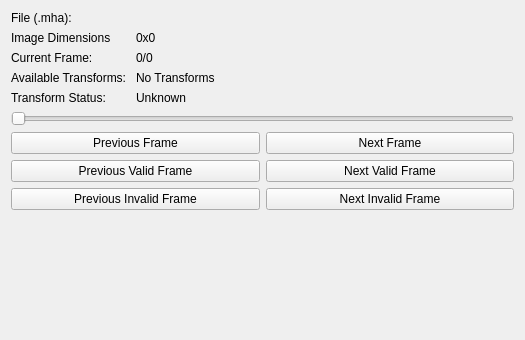
Qt form SimpleMhaReader/Resources/UI/qSlicerSimpleMhaReaderModuleWidget.ui (mehrtash/SimpleMhaReader) before a commit.
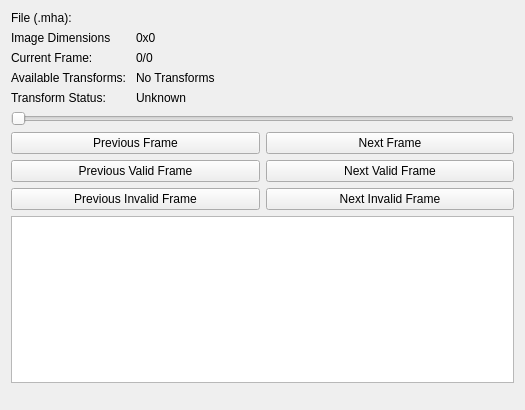
The same form after that commit. Custom widgets are drawn as their Qt base class.

Commit message: BUG: corrected a bug that would call updateImage twice when going to next frame. A console has been added in order to be able to profile performance and try to improve it.

What changed in the file:
```diff
--- a/SimpleMhaReader/Resources/UI/qSlicerSimpleMhaReaderModuleWidget.ui
+++ b/SimpleMhaReader/Resources/UI/qSlicerSimpleMhaReaderModuleWidget.ui
@@ -7,7 +7,7 @@
     <x>0</x>
     <y>0</y>
     <width>525</width>
-    <height>340</height>
+    <height>410</height>
    </rect>
   </property>
   <property name="windowTitle">
@@ -163,6 +163,9 @@
      </item>
     </layout>
    </item>
+   <item>
+    <widget class="QTextEdit" name="consoleTextEdit"/>
+   </item>
    <item>
     <spacer name="verticalSpacer">
      <property name="orientation">
```
The commit also changes 3 other files.
